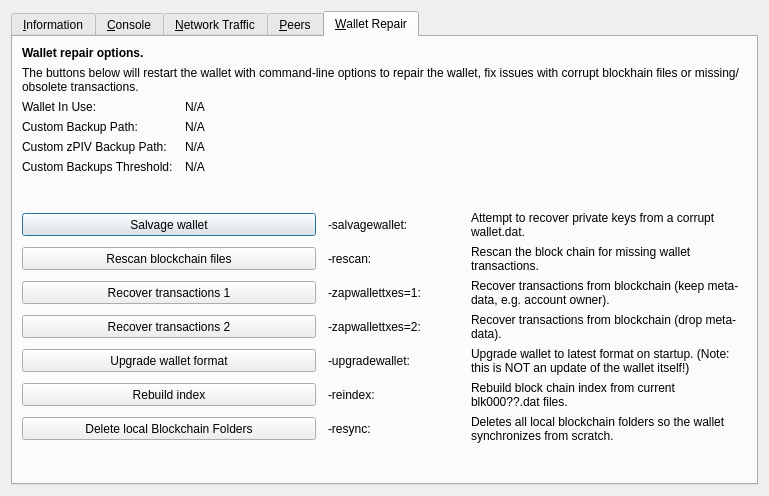
This is src/qt/forms/rpcconsole.ui in Gh0st-N1njA/ALNJCoin as Qt 5 draws it before an edit. The edited form follows.
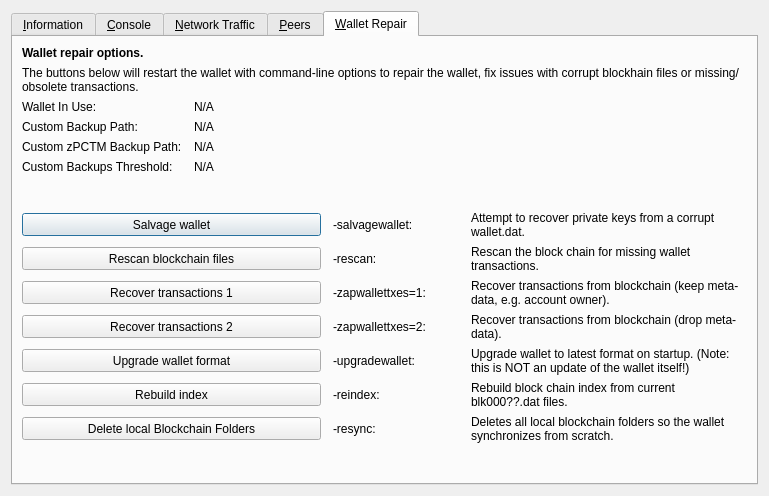
This is the edited form. The open tabs and pages were chosen to show the change. Icons and pictures are not drawn. Custom widgets are drawn as their Qt base class.

```diff
--- a/src/qt/forms/rpcconsole.ui
+++ b/src/qt/forms/rpcconsole.ui
@@ -1333,7 +1333,7 @@
           <bool>false</bool>
          </property>
          <property name="text">
-          <string>Custom zPIV Backup Path:</string>
+          <string>Custom zPCTM Backup Path:</string>
          </property>
         </widget>
        </item>
```
Left out of the diff: 6 changed lines with no effect on the pictures.
